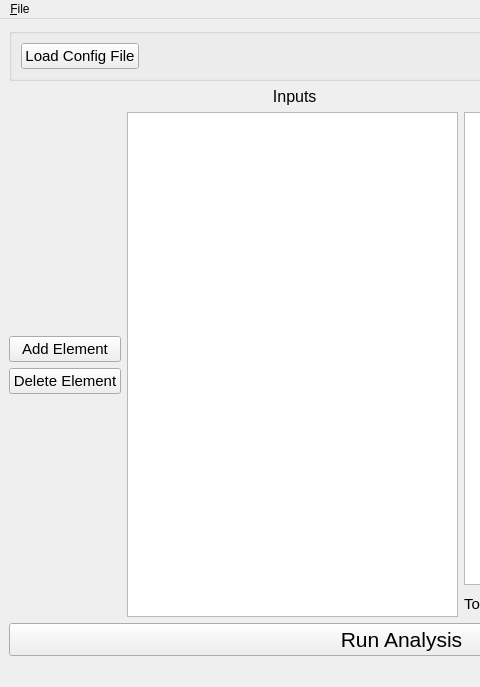
The window that project/app/ui/main_window.ui (LMaiorano/Link-Budget-Toolbox) describes before a commit, drawn with Qt 5; both pictures show x 0 to 480 and y 0 to 687 of the 803 by 687 pixel window.
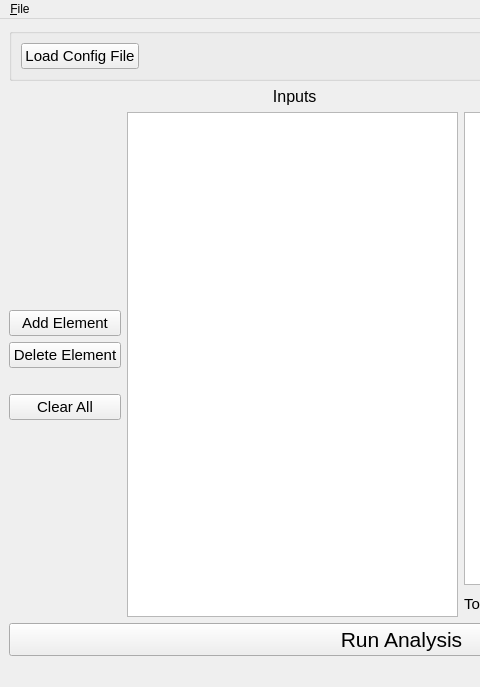
The same window after the commit.

Commit message: added Clear All button

```diff
--- a/project/app/ui/main_window.ui
+++ b/project/app/ui/main_window.ui
@@ -162,6 +162,34 @@
           </property>
          </widget>
         </item>
+        <item>
+         <spacer name="verticalSpacer_3">
+          <property name="orientation">
+           <enum>Qt::Vertical</enum>
+          </property>
+          <property name="sizeType">
+           <enum>QSizePolicy::Minimum</enum>
+          </property>
+          <property name="sizeHint" stdset="0">
+           <size>
+            <width>20</width>
+            <height>20</height>
+           </size>
+          </property>
+         </spacer>
+        </item>
+        <item>
+         <widget class="QPushButton" name="btn_clear_all">
+          <property name="font">
+           <font>
+            <pointsize>11</pointsize>
+           </font>
+          </property>
+          <property name="text">
+           <string>Clear All</string>
+          </property>
+         </widget>
+        </item>
         <item>
          <spacer name="verticalSpacer_2">
           <property name="orientation">
```
Left out of the diff: 29 changed lines with no effect on the pictures. The commit also changes 1 other file.
